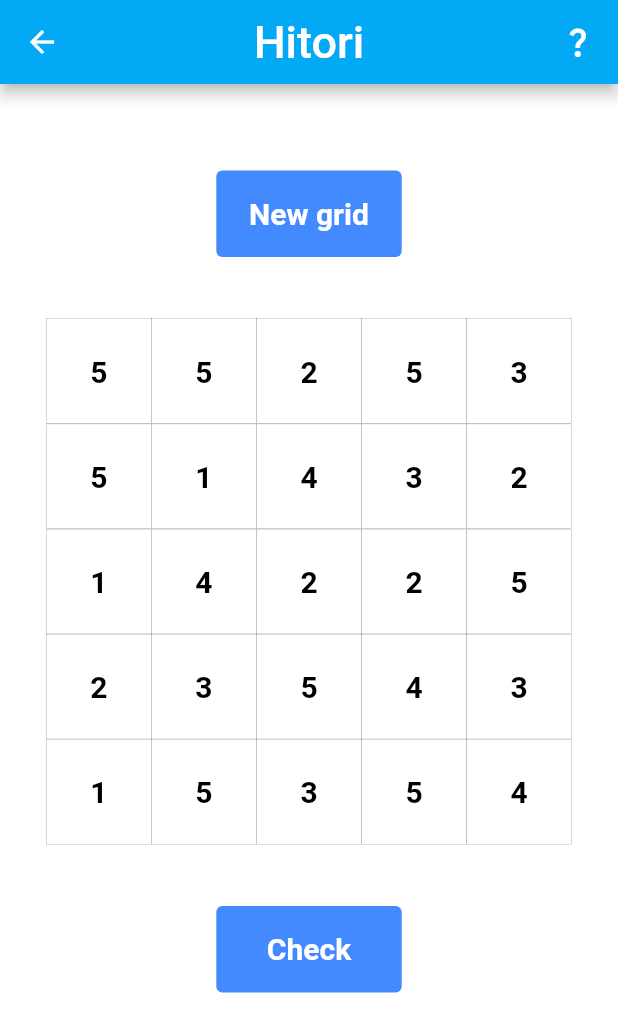
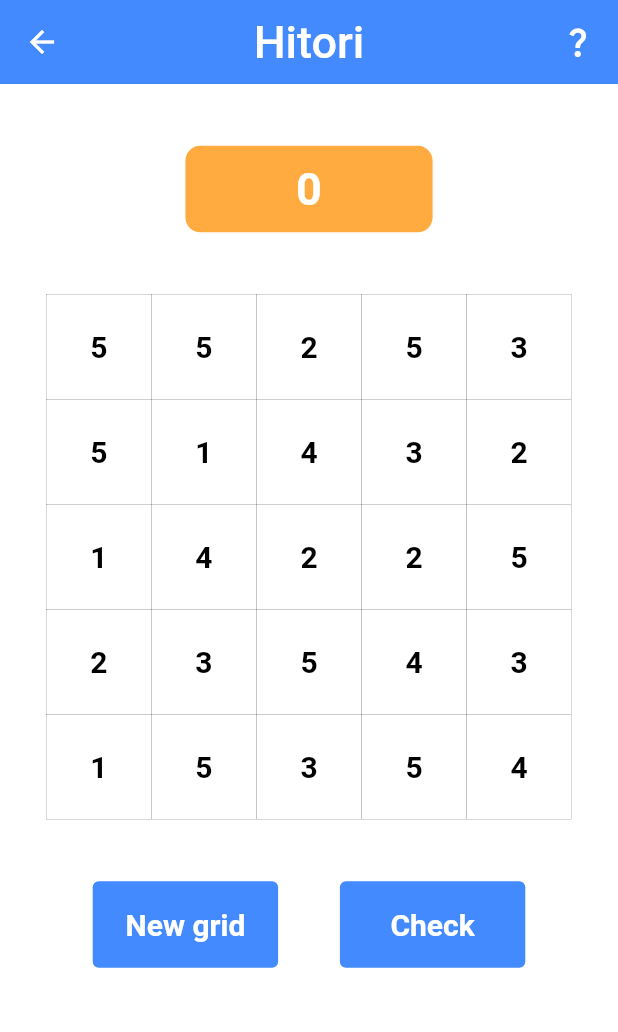
Before and after one commit to AvesSeven/flutterHitori, a Flutter app: the Game screen opened by its route, after a tap on "New grid", on a phone screen of 412 x 824 dp. Shown: the top 1032 px of the screen. Run offline on Flutter 3.47's test engine with Material 2 defaults, Android fonts, the phone set to English and light mode, and no system bars; our stand-ins replace stop_watch_timer; Roboto replaces fonts that are missing (Helvetica).

Commit message:
feat(Game): timer

```diff
--- a/lib/pages/Game.dart
+++ b/lib/pages/Game.dart
@@ -5,6 +5,7 @@ import 'package:compilation_et_dev_mobile/Utils/Pair.dart';
 import 'package:compilation_et_dev_mobile/components/Grid.dart';
 import 'package:compilation_et_dev_mobile/widget/PopupWidget.dart';
 import 'package:flutter/material.dart';
+import 'package:stop_watch_timer/stop_watch_timer.dart';
 
 import '../components/Cell.dart';
 import '../widget/GridWidget.dart';
@@ -17,6 +18,8 @@ class Game extends StatefulWidget {
 }
 
 class _GameState extends State<Game> {
+  final StopWatchTimer _stopWatchTimer =
+      StopWatchTimer(mode: StopWatchMode.countUp);
   late Grid grid;
   static List<Pair> visited = [];
 
@@ -61,7 +64,7 @@ class _GameState extends State<Game> {
         }
       }
     }
-    return isConnexe();
+    return isRelated();
   }
 
   // Regarde s'il y a d'autre case noire autour d'une case en particulier
@@ -133,7 +136,7 @@ class _GameState extends State<Game> {
   }
 
   // Permet de s'assurer qu'il n'y a qu'un seul "groupe" de cases blanches
-  bool isConnexe() {
+  bool isRelated() {
     visited = [];
     for (int i = 0; i < grid.length; i++) {
       for (int j = 0; j < grid.length; j++) {
@@ -149,21 +152,34 @@ class _GameState extends State<Game> {
   }
 
   @override
+  void dispose() async {
+    super.dispose();
+    await _stopWatchTimer.dispose();
+  }
+
+  void resetTimer() {
+    this._stopWatchTimer.onStopTimer();
+    this._stopWatchTimer.onResetTimer();
+    this._stopWatchTimer.onStartTimer();
+  }
+
+  @override
   void initState() {
     super.initState();
     initGrid();
   }
 
-  @override
   Widget build(BuildContext context) {
     double screenWidth = MediaQuery.of(context).size.width;
     double screenHeight = MediaQuery.of(context).size.height;
+    this._stopWatchTimer.onStartTimer();
 
     return Scaffold(
         appBar: AppBar(
+          elevation: 0,
           centerTitle: true,
           title: new Text("Hitori", style: TextStyle(fontSize: 30)),
-          backgroundColor: const Color(0xFF03A9F4),
+          backgroundColor: Colors.blueAccent,
           leading: IconButton(
             icon: Icon(Icons.arrow_back),
             onPressed: () => Navigator.pushNamed(context, '/'),
@@ -192,32 +208,36 @@ class _GameState extends State<Game> {
           child: Column(
             children: [
               Container(
-                height: screenHeight * 0.07,
+                height: screenHeight * 0.05,
               ),
               Container(
-                width: screenWidth * 0.3,
+                width: screenWidth * 0.4,
                 height: screenHeight * 0.07,
-                child: TextButton(
-                  style: ButtonStyle(
-                    foregroundColor:
-                        MaterialStateProperty.all<Color>(Colors.white),
-                    backgroundColor:
-                        MaterialStateProperty.all<Color>(Colors.blueAccent),
+                decoration: BoxDecoration(
+                    color: Colors.orangeAccent,
+                    borderRadius: BorderRadius.circular(10)),
+                child: StreamBuilder<int>(
+                  stream: _stopWatchTimer.secondTime,
+                  initialData: 0,
+                  builder: (context, snap) {
+                    final value = snap.data;
+                    return Container(
+                      alignment: Alignment.center,
+                      child: Text(
+                        value.toString(),
+                        style: TextStyle(
+                            color: Colors.white,
+                            fontSize: 30,
+                            fontFamily: 'Helvetica',
+                            fontWeight: FontWeight.bold),
                       ),
-                  onPressed: () {
-                    initGrid();
+                    );
                   },
-                  child: const Text(
-                    'New grid',
-                    textAlign: TextAlign.center,
-                    style: TextStyle(
-                      fontSize: 20,
-                      fontWeight: FontWeight.bold,
                 ),
               ),
+              Container(
+                height: screenHeight * 0.05,
               ),
-              ),
-              Container(height: screenHeight * 0.05),
               Container(
                 width: screenWidth * 0.85,
                 height: screenWidth * 0.85,
@@ -231,6 +251,35 @@ class _GameState extends State<Game> {
                     }),
               ),
               Container(height: screenHeight * 0.05),
+              Row(
+                mainAxisAlignment: MainAxisAlignment.center,
+                crossAxisAlignment: CrossAxisAlignment.center,
+                children: [
+                  Container(
+                    width: screenWidth * 0.3,
+                    height: screenHeight * 0.07,
+                    child: TextButton(
+                      style: ButtonStyle(
+                        foregroundColor:
+                            MaterialStateProperty.all<Color>(Colors.white),
+                        backgroundColor:
+                            MaterialStateProperty.all<Color>(Colors.blueAccent),
+                      ),
+                      onPressed: () {
+                        initGrid();
+                        resetTimer();
+                      },
+                      child: const Text(
+                        'New grid',
+                        textAlign: TextAlign.center,
+                        style: TextStyle(
+                          fontSize: 20,
+                          fontWeight: FontWeight.bold,
+                        ),
+                      ),
+                    ),
+                  ),
+                  Container(width: screenWidth * 0.1),
                   Container(
                     width: screenWidth * 0.3,
                     height: screenHeight * 0.07,
@@ -260,6 +309,8 @@ class _GameState extends State<Game> {
                       ),
                     ),
                   ),
+                ],
+              ),
               Container(
                 height: screenHeight * 0.07,
               ),
--- a/lib/pages/Home.dart
+++ b/lib/pages/Home.dart
@@ -11,7 +11,7 @@ class Home extends StatelessWidget {
     double screenHeight = MediaQuery.of(context).size.height;
 
     return Scaffold(
-        backgroundColor: const Color(0xFF03A9F4),
+        backgroundColor: Colors.blueAccent,
         body: SingleChildScrollView(
           child: Column(
             mainAxisAlignment: MainAxisAlignment.start,
--- a/pubspec.yaml
+++ b/pubspec.yaml
@@ -34,6 +34,7 @@ dependencies:
   # The following adds the Cupertino Icons font to your application.
   # Use with the CupertinoIcons class for iOS style icons.
   cupertino_icons: ^1.0.2
+  stop_watch_timer: ^3.0.1
 
 dev_dependencies:
   flutter_test:
```
Also changed, not shown: pubspec.lock. Lines whose indentation alone changed are shown as unchanged.
